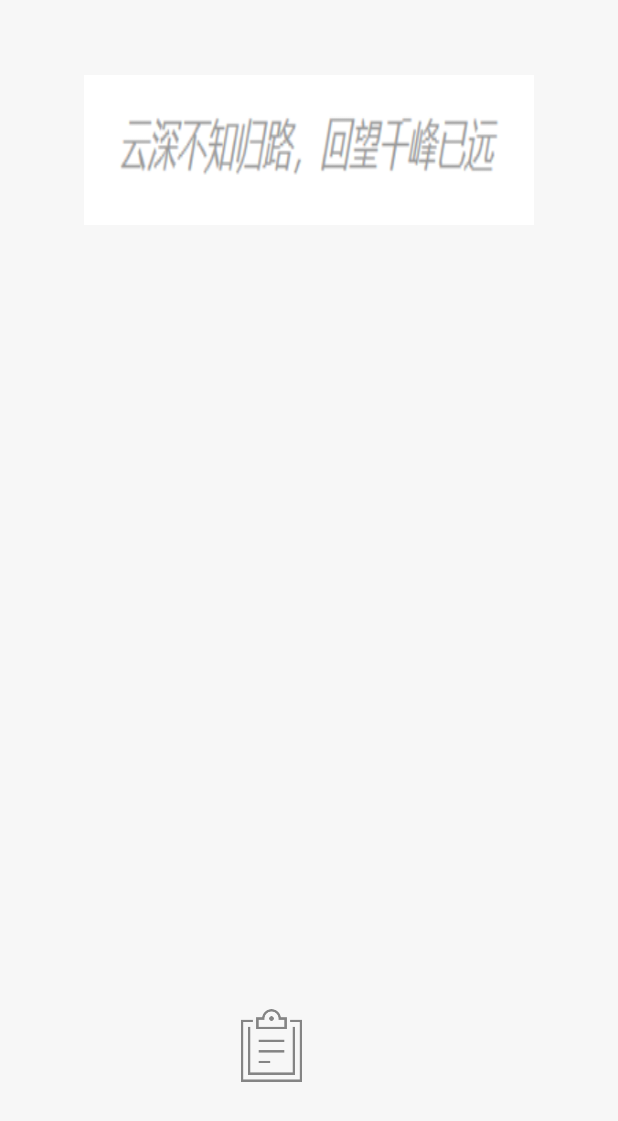
After one commit to guiyujin/PureNote_MVP, an Android app: the LauncherActivity screen opened directly, with no data from a screen before it, on a phone screen of 412 x 824 dp. The commit adds this screen. Shown: the top 1121 px of the screen. Run offline under Robolectric (Android 15) with nearby library versions, the phone set to English and light mode, and no system bars.

Commit message:
add main model

```diff
--- a/app/src/main/AndroidManifest.xml
+++ b/app/src/main/AndroidManifest.xml
@@ -3,6 +3,7 @@
     package="com.guiyujin.purenote_mvp">
 
     <application
+        android:name=".App"
         android:allowBackup="true"
         android:icon="@mipmap/purenote"
         android:label="@string/app_name"
@@ -22,7 +23,10 @@
             />
         <activity
             android:name=".activity.MainActivity"
-            android:theme="@style/AppTheme.Main.NoActionBar">
+            android:theme="@style/AppTheme.Main.NoActionBar"/>
+        <activity
+            android:name=".activity.LauncherActivity"
+            android:theme="@style/AppTheme.Launch">
             <intent-filter>
                 <action android:name="android.intent.action.MAIN" />
 
--- /dev/null
+++ b/app/src/main/java/com/guiyujin/purenote_mvp/activity/LauncherActivity.java
@@ -0,0 +1,73 @@
+package com.guiyujin.purenote_mvp.activity;
+
+import android.content.Intent;
+import android.graphics.Color;
+import android.graphics.drawable.ColorDrawable;
+import android.os.Bundle;
+import android.os.Handler;
+import android.view.Window;
+import android.view.WindowManager;
+import android.view.animation.AlphaAnimation;
+import android.view.animation.Animation;
+import android.view.animation.AnimationSet;
+import android.view.animation.ScaleAnimation;
+import android.widget.ImageView;
+
+import androidx.annotation.Nullable;
+import androidx.appcompat.app.AppCompatActivity;
+
+import com.guiyujin.purenote_mvp.R;
+
+/**
+ * @ProjectName: PureNote_MVP
+ * @Package: com.guiyujin.purenote_mvp.activity
+ * @ClassName: LauncherActivity
+ * @Description: java类作用描述
+ * @Author: 归余烬
+ * @CreateDate: 2021/9/8 12:18
+ * @UpdateUser: 更新者：
+ * @UpdateDate: 2021/9/8 12:18
+ * @UpdateRemark: 更新说明：
+ * @Version: 1.0
+ */
+public class LauncherActivity extends AppCompatActivity {
+    private ImageView imageView;
+
+    @Override
+    protected void onCreate(@Nullable @org.jetbrains.annotations.Nullable Bundle savedInstanceState) {
+        super.onCreate(savedInstanceState);
+
+//        getWindow().getDecorView().setBackground(new ColorDrawable(Color.TRANSPARENT));
+        setContentView(R.layout.activity_launcher);
+
+        imageView = findViewById(R.id.imageView);
+
+        AnimationSet set = new AnimationSet(false);
+        ScaleAnimation scaleAnimation = new ScaleAnimation(0.5f,1,0.5f,1,
+                Animation.RELATIVE_TO_SELF,0.5f,Animation.RELATIVE_TO_SELF,1);
+        scaleAnimation.setDuration(1500);
+        scaleAnimation.setFillAfter(true);
+        AlphaAnimation alphaAnimation = new AlphaAnimation(0.5f,1);
+        alphaAnimation.setDuration(1500);
+        alphaAnimation.setFillAfter(true);
+
+        set.addAnimation(scaleAnimation);
+        set.addAnimation(alphaAnimation);
+        imageView.setAnimation(set);
+
+        new Handler().postDelayed(new Runnable() {
+            @Override
+            public void run() {
+                Intent intent = new Intent(LauncherActivity.this, MainActivity.class);
+                startActivity(intent);
+                finish();
+            }
+        }, 2000);
+    }
+
+    @Override
+    protected void onResume() {
+        super.onResume();
+
+    }
+}
--- /dev/null
+++ b/app/src/main/mainfest/AndroidManifest.xml
@@ -0,0 +1,4 @@
+<?xml version="1.0" encoding="utf-8"?>
+<manifest xmlns:android="http://schemas.android.com/apk/res/android"
+    package="com.guiyujin.purenote_mvp">
+</manifest>
--- /dev/null
+++ b/app/src/main/res/drawable/ic_launcher.xml
@@ -0,0 +1,5 @@
+<vector android:height="72dp" android:tint="?attr/colorControlNormal"
+    android:viewportHeight="24" android:viewportWidth="24"
+    android:width="72dp" xmlns:android="http://schemas.android.com/apk/res/android">
+    <path android:fillColor="@android:color/white" android:pathData="M19,3h-4.18C14.4,1.84 13.3,1 12,1c-1.3,0 -2.4,0.84 -2.82,2L5,3c-1.1,0 -2,0.9 -2,2v14c0,1.1 0.9,2 2,2h14c1.1,0 2,-0.9 2,-2L21,5c0,-1.1 -0.9,-2 -2,-2zM12,3c0.55,0 1,0.45 1,1s-0.45,1 -1,1 -1,-0.45 -1,-1 0.45,-1 1,-1zM14,17L7,17v-2h7v2zM17,13L7,13v-2h10v2zM17,9L7,9L7,7h10v2z"/>
+</vector>
--- /dev/null
+++ b/app/src/main/res/drawable/launcher_layout.xml
@@ -0,0 +1,20 @@
+<?xml version="1.0" encoding="utf-8"?>
+<layer-list xmlns:android="http://schemas.android.com/apk/res/android">
+
+    <item >
+        <color android:color="@color/MicolorPrimary"/>
+    </item>
+
+    <item
+        android:width="300dp"
+        android:height="100dp"
+        android:top="50dp"
+        android:gravity="center_horizontal"
+        >
+
+        <bitmap
+            android:src="@drawable/my" />
+
+    </item>
+
+</layer-list>
--- /dev/null
+++ b/app/src/main/res/layout/activity_launcher.xml
@@ -0,0 +1,18 @@
+<?xml version="1.0" encoding="utf-8"?>
+<androidx.constraintlayout.widget.ConstraintLayout xmlns:android="http://schemas.android.com/apk/res/android"
+    xmlns:app="http://schemas.android.com/apk/res-auto"
+    xmlns:tools="http://schemas.android.com/tools"
+    android:layout_width="match_parent"
+    android:layout_height="match_parent">
+
+    <ImageView
+        android:id="@+id/imageView"
+        android:layout_width="100dp"
+        android:layout_height="100dp"
+        android:layout_marginBottom="52dp"
+        android:src="@drawable/purenote"
+        app:layout_constraintBottom_toBottomOf="parent"
+        app:layout_constraintEnd_toEndOf="parent"
+        app:layout_constraintStart_toStartOf="parent" />
+
+</androidx.constraintlayout.widget.ConstraintLayout>
--- a/app/src/main/res/layout/activity_main.xml
+++ b/app/src/main/res/layout/activity_main.xml
@@ -41,4 +41,5 @@
 
     </com.google.android.material.floatingactionbutton.FloatingActionButton>
 
+
 </androidx.coordinatorlayout.widget.CoordinatorLayout>
--- a/app/src/main/res/layout/main_container.xml
+++ b/app/src/main/res/layout/main_container.xml
@@ -16,6 +16,8 @@
         android:layout_marginStart="20dp"
         android:layout_marginEnd="20dp"
         android:background="@drawable/round_search"
+        app:queryBackground="@null"
+
         android:iconifiedByDefault="false"
         android:queryHint="请输入搜索内容" >
         </androidx.appcompat.widget.SearchView>
--- a/app/src/main/res/values/styles.xml
+++ b/app/src/main/res/values/styles.xml
@@ -16,6 +16,12 @@
         <item name="android:textAppearanceLargePopupMenu">@style/popmeuText</item>
         <item name="actionOverflowButtonStyle">@style/MainOverflowButtonStyle</item>
         <item name="actionOverflowMenuStyle">@style/MainOverflowMenuStyle</item>
+    </style>
+
+    <style name="AppTheme.Launch" parent="AppTheme.Main.NoActionBar">
+        <item name="android:windowBackground">@drawable/launcher_layout</item>
+        <item name="android:windowFullscreen">true</item>
+        <item name="android:windowNoTitle">true</item>
     </style>
 
     <style name="MainOverflowButtonStyle" >
--- a/build.gradle
+++ b/build.gradle
@@ -23,3 +23,5 @@ allprojects {
 task clean(type: Delete) {
     delete rootProject.buildDir
 }
+
+apply from: "config.gradle"
```
Also changed, not shown: app/build.gradle (+30 -12 lines), app/src/main/java/com/guiyujin/purenote_mvp/App.java (added, +26 -0 lines), app/src/main/java/com/guiyujin/purenote_mvp/activity/MainActivity.java (+0 -31 lines), config.gradle (added, +37 -0 lines), app/src/main/res/drawable/my.png (added), app/src/main/res/drawable/purenote.png (added).
